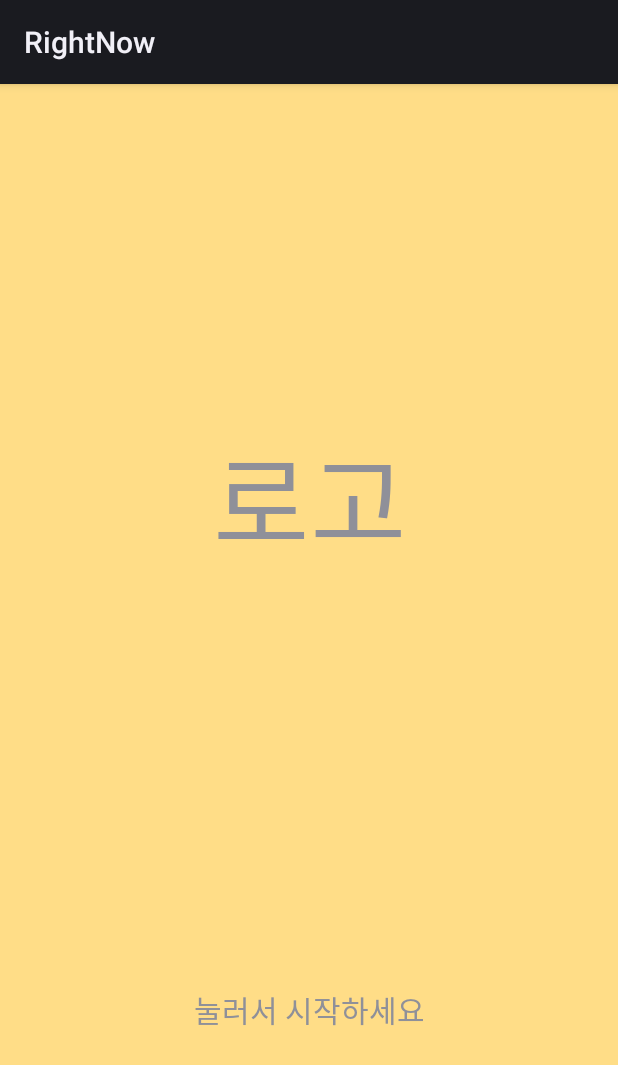
After one commit to Capjjang23/RightNow-Android, an Android app: the fragment startFragment shown on its own in the app's theme, on a phone screen of 412 x 824 dp. The commit adds this screen. Shown: the top 1065 px of the screen. Run offline under Robolectric (Android 15) with nearby library versions, the phone set to English and light mode, and no system bars; our stand-ins replace data binding; 1 statement that could not run was skipped.

Commit message:
add start fragment

```diff
--- /dev/null
+++ b/app/src/main/java/com/example/rightnow/startFragment.kt
@@ -0,0 +1,26 @@
+package com.example.rightnow
+
+import com.android.example.travalue.base.BaseFragment
+import com.example.rightnow.databinding.FragmentQuizBinding
+import com.example.rightnow.databinding.FragmentStartBinding
+
+class startFragment  : BaseFragment<FragmentStartBinding>(R.layout.fragment_start) {
+
+    override fun initStartView() {
+        super.initStartView()
+    }
+
+    override fun initDataBinding() {
+        super.initDataBinding()
+
+
+    }
+
+
+    override fun initAfterBinding() {
+        super.initAfterBinding()
+
+
+    }
+
+}
--- a/app/src/main/res/layout/dialog_quiz_result.xml
+++ b/app/src/main/res/layout/dialog_quiz_result.xml
@@ -1,3 +1,4 @@
+<layout>
 <?xml version="1.0" encoding="utf-8"?>
 <androidx.constraintlayout.widget.ConstraintLayout xmlns:android="http://schemas.android.com/apk/res/android"
     xmlns:app="http://schemas.android.com/apk/res-auto"
@@ -45,3 +46,4 @@
         app:layout_constraintStart_toStartOf="@+id/textView3"
         app:layout_constraintTop_toBottomOf="@+id/textView3" />
 </androidx.constraintlayout.widget.ConstraintLayout>
+</layout>
--- a/app/src/main/res/layout/fragment_quiz.xml
+++ b/app/src/main/res/layout/fragment_quiz.xml
@@ -1,3 +1,4 @@
+
 <layout>
 <?xml version="1.0" encoding="utf-8"?>
 <androidx.constraintlayout.widget.ConstraintLayout xmlns:android="http://schemas.android.com/apk/res/android"
--- a/app/src/main/res/layout/fragment_quiz_grade.xml
+++ b/app/src/main/res/layout/fragment_quiz_grade.xml
@@ -1,3 +1,4 @@
+<layout>
 <?xml version="1.0" encoding="utf-8"?>
 <androidx.constraintlayout.widget.ConstraintLayout xmlns:android="http://schemas.android.com/apk/res/android"
     xmlns:app="http://schemas.android.com/apk/res-auto"
@@ -50,3 +51,4 @@
         app:srcCompat="@drawable/baseline_home_24" />
 
 </androidx.constraintlayout.widget.ConstraintLayout>
+</layout>
--- a/app/src/main/res/layout/fragment_start.xml
+++ b/app/src/main/res/layout/fragment_start.xml
@@ -1,3 +1,4 @@
+<layout>
 <?xml version="1.0" encoding="utf-8"?>
 <androidx.constraintlayout.widget.ConstraintLayout xmlns:android="http://schemas.android.com/apk/res/android"
     xmlns:app="http://schemas.android.com/apk/res-auto"
@@ -29,3 +30,4 @@
         app:layout_constraintEnd_toEndOf="parent"
         app:layout_constraintStart_toStartOf="parent" />
 </androidx.constraintlayout.widget.ConstraintLayout>
+</layout>
```
